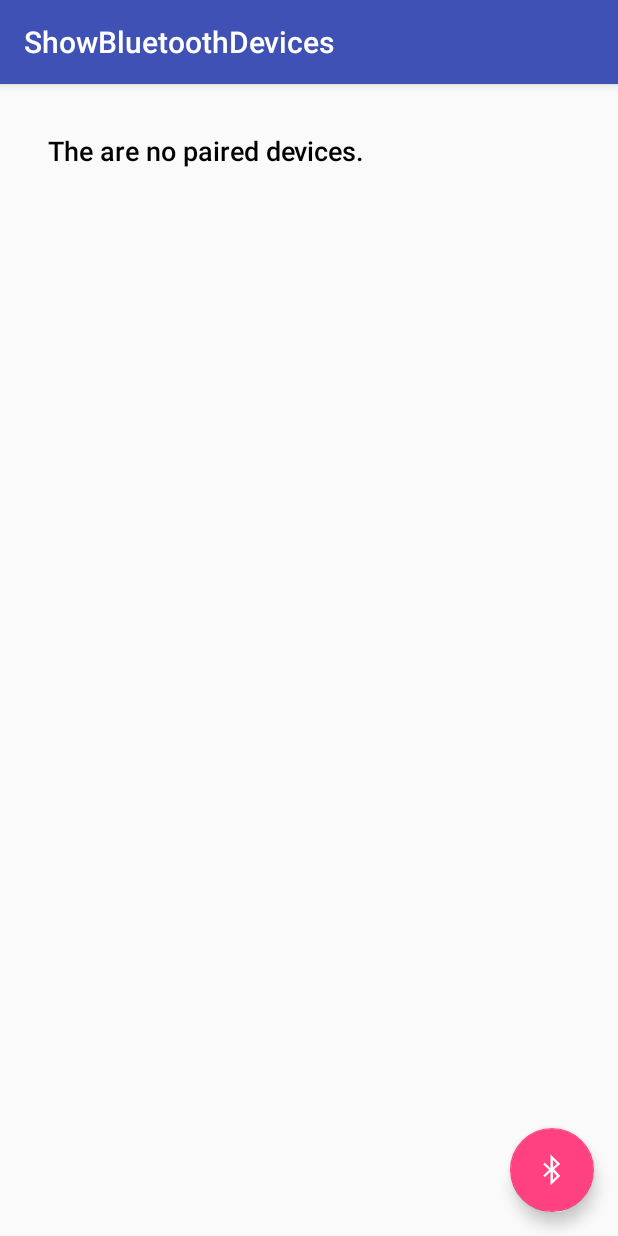
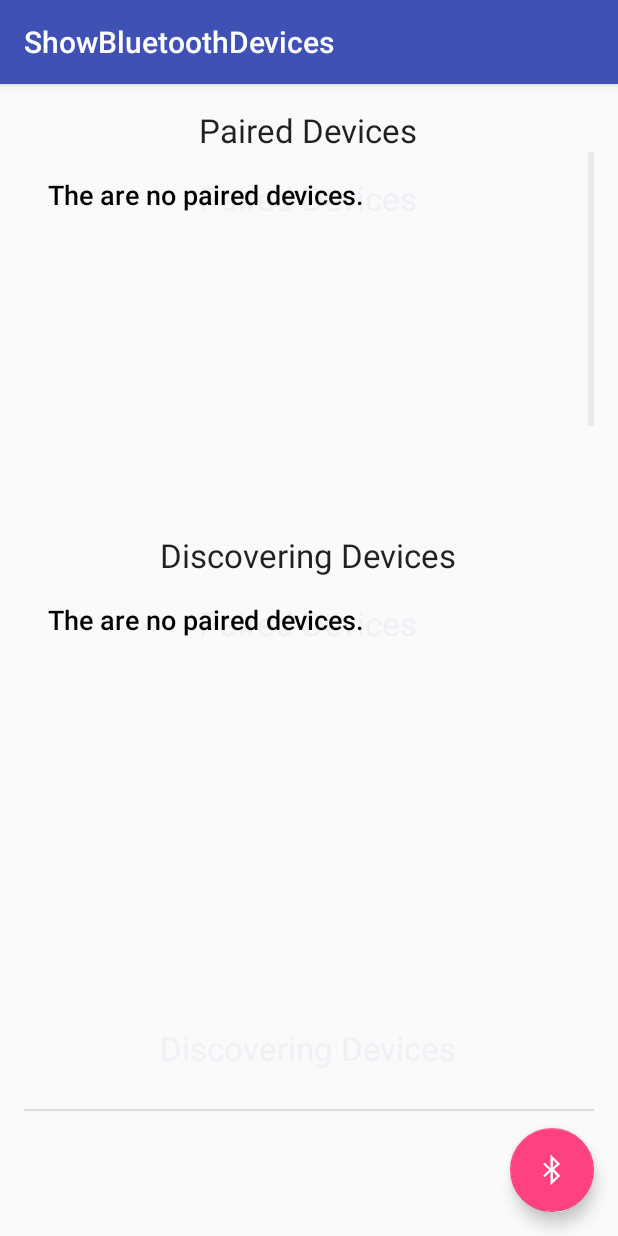
Before and after one commit to bramosrys/SmartHome, an Android app: the ShowBluetoothDevices screen opened directly, with no data from a screen before it, on a phone screen of 412 x 824 dp. Run offline under Robolectric (Android 15) with nearby library versions, the phone set to English and light mode, and no system bars.

```diff
--- a/app/src/main/java/com/smarthome/smarthome/ShowBluetoothDevices.java
+++ b/app/src/main/java/com/smarthome/smarthome/ShowBluetoothDevices.java
@@ -33,20 +33,24 @@ public class ShowBluetoothDevices extends AppCompatActivity {
     @Override
     protected void onCreate(Bundle savedInstanceState) {
         super.onCreate(savedInstanceState);
+        Toast.makeText(getApplicationContext(),"ONCREATE",Toast.LENGTH_SHORT).show();
         setContentView(R.layout.activity_show_bluetooth_devices);
         Toolbar toolbar = (Toolbar) findViewById(R.id.toolbar);
         setSupportActionBar(toolbar);
         pairedDevicesList = (ListView) findViewById(R.id.listViewDevicesPairedBluetooth);
         myBluetoothAdapter = BluetoothAdapter.getDefaultAdapter();
+        availableDevices = (ListView)findViewById(R.id.listViewDevicesDiscovered);
         FloatingActionButton fab = (FloatingActionButton) findViewById(R.id.refreshDevices);
         fab.setOnClickListener(new View.OnClickListener() {
             @Override
             public void onClick(View view) {
-                Toast.makeText(getApplicationContext(), "Refreshing", Toast.LENGTH_LONG);
+                Toast.makeText(getApplicationContext(), "Refreshing", Toast.LENGTH_LONG).show();
                 pairedDevicesListM();
+                discoveredDevicesListM();
             }
         });
         pairedDevicesListM();
+        discoveredDevicesListM();
 
     }
 
@@ -80,4 +84,21 @@ public class ShowBluetoothDevices extends AppCompatActivity {
                 startActivity(i);
         }
     };
+    private void discoveredDevicesListM(){
+        pairedDevicesSet = myBluetoothAdapter.getBondedDevices();
+        ArrayList<String> list = new ArrayList<>();
+        if (pairedDevicesSet.size() > 0) {
+            for (BluetoothDevice device : pairedDevicesSet) {
+                list.add(device.getName() + "\n" + device.getAddress());
+            }
+        } else {
+            String noDevices = "The are no paired devices.";
+            list.add(noDevices);
+        }
+
+        adapter = new ArrayAdapter<String>(
+                getApplicationContext(),R.layout.content_show_bluetooth_devices,R.id.textViewBluetoothDevicesPaired,list);
+        availableDevices.setAdapter(adapter);
+        availableDevices.setOnItemClickListener(myListClickListener);//Method called when the device from the list is clicked
+    }
 }
--- a/app/src/main/res/layout/activity_on_connection_established.xml
+++ b/app/src/main/res/layout/activity_on_connection_established.xml
@@ -33,10 +33,4 @@
 
     <include layout="@layout/content_on_connection_established" />
 
-    <fragment
-        android:id="@+id/onConnectionFragment"
-        android:layout_width="match_parent"
-        android:layout_height="match_parent"
-        android:name="com.smarthome.smarthome.OnConnectionEstablished$OnConnectionEstablishedFragment"
-        tools:layout="@layout/activity_on_connection_established" />
 </android.support.design.widget.CoordinatorLayout>
--- a/app/src/main/res/layout/content_show_bluetooth_devices.xml
+++ b/app/src/main/res/layout/content_show_bluetooth_devices.xml
@@ -9,15 +9,40 @@
     android:paddingRight="@dimen/activity_horizontal_margin"
     android:paddingTop="@dimen/activity_vertical_margin"
     app:layout_behavior="@string/appbar_scrolling_view_behavior"
-    tools:context="com.smarthome.smarthome.ShowBluetoothDevices"
-    tools:showIn="@layout/activity_show_bluetooth_devices">
+    tools:context="com.smarthome.smarthome.ShowBluetoothDevices">
 
-    <ListView
-        android:layout_width="wrap_content"
-        android:layout_height="wrap_content"
-        android:id="@+id/listViewDevicesPairedBluetooth"
-        android:layout_alignParentTop="true"
-        android:layout_alignParentEnd="true" />
+    <LinearLayout
+        android:orientation="vertical"
+        android:layout_width="match_parent"
+        android:layout_height="match_parent">
+
+        <TextView
+            android:layout_width="wrap_content"
+            android:layout_height="wrap_content"
+            android:textAppearance="?android:attr/textAppearanceLarge"
+            android:text="@string/text_paired_devices"
+            android:id="@+id/textView"
+            android:layout_gravity="center_horizontal" />
+
+        <ListView
+            android:layout_width="wrap_content"
+            android:layout_height="254dp"
+            android:id="@+id/listViewDevicesPairedBluetooth" />
+
+        <TextView
+            android:layout_width="wrap_content"
+            android:layout_height="wrap_content"
+            android:textAppearance="?android:attr/textAppearanceLarge"
+            android:text="@string/text_discovering_devices"
+            android:id="@+id/textView2"
+            android:layout_gravity="center_horizontal" />
+
+        <ListView
+            android:layout_width="wrap_content"
+            android:layout_height="match_parent"
+            android:id="@+id/listViewDevicesDiscovered"
+            android:layout_marginBottom="10dp" />
+    </LinearLayout>
 
     <TextView
         android:layout_width="wrap_content"
@@ -25,4 +50,5 @@
         android:textAppearance="?android:attr/textAppearanceMedium"
         android:id="@+id/textViewBluetoothDevicesPaired"
         android:textColor="#000000" />
+
 </RelativeLayout>
--- a/app/src/main/res/values/strings.xml
+++ b/app/src/main/res/values/strings.xml
@@ -7,4 +7,6 @@
     <string name="title_activity_show_bluetooth_devices">ShowBluetoothDevices</string>
     <string name="brillo">Brillo</string>
     <string name="bluetoothStartCanceled">"You need to enable Bluetooth in order to start "</string>
+    <string name="text_paired_devices">Paired Devices</string>
+    <string name="text_discovering_devices">Discovering Devices</string>
 </resources>
```
Also changed, not shown: app/src/main/java/com/smarthome/smarthome/MainActivity.java (+15 -9 lines), gradle/wrapper/gradle-wrapper.properties (added), 1 other file.
